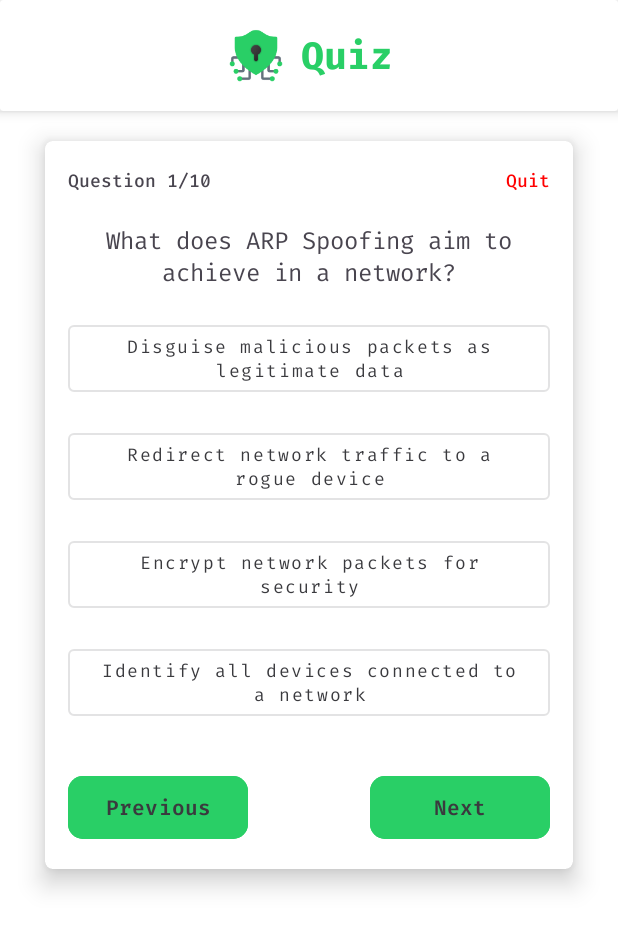
After one commit to RivaldoPardede/UTS_PM5_RivaldoPardede, an Android app: the QuizPage screen opened directly, with no data from a screen before it, on a phone screen of 412 x 824 dp. The commit adds this screen. Shown: the top 929 px of the screen. Run offline under Robolectric (Android 15) with nearby library versions, the light colour scheme and no system bars.

Commit message:
quizPage complete

```diff
--- a/app/src/main/AndroidManifest.xml
+++ b/app/src/main/AndroidManifest.xml
@@ -13,6 +13,9 @@
         android:theme="@style/Theme.NetWise"
         tools:targetApi="31">
         <activity
+            android:name=".QuizPage"
+            android:exported="false" />
+        <activity
             android:name=".MainActivity"
             android:exported="true">
             <intent-filter>
--- /dev/null
+++ b/app/src/main/java/com/example/netwise/QuizPage.kt
@@ -0,0 +1,20 @@
+package com.example.netwise
+
+import android.os.Bundle
+import androidx.activity.enableEdgeToEdge
+import androidx.appcompat.app.AppCompatActivity
+import androidx.core.view.ViewCompat
+import androidx.core.view.WindowInsetsCompat
+
+class QuizPage : AppCompatActivity() {
+    override fun onCreate(savedInstanceState: Bundle?) {
+        super.onCreate(savedInstanceState)
+        enableEdgeToEdge()
+        setContentView(R.layout.activity_quiz_page)
+        ViewCompat.setOnApplyWindowInsetsListener(findViewById(R.id.main)) { v, insets ->
+            val systemBars = insets.getInsets(WindowInsetsCompat.Type.systemBars())
+            v.setPadding(systemBars.left, systemBars.top, systemBars.right, systemBars.bottom)
+            insets
+        }
+    }
+}
--- /dev/null
+++ b/app/src/main/res/layout/activity_quiz_page.xml
@@ -0,0 +1,195 @@
+<?xml version="1.0" encoding="utf-8"?>
+<RelativeLayout
+    xmlns:android="http://schemas.android.com/apk/res/android"
+    xmlns:app="http://schemas.android.com/apk/res-auto"
+    xmlns:tools="http://schemas.android.com/tools"
+    android:id="@+id/main"
+    android:layout_width="match_parent"
+    android:layout_height="match_parent"
+    tools:context=".QuizPage">
+
+    <androidx.cardview.widget.CardView
+        android:id="@+id/header_card"
+        android:layout_width="match_parent"
+        android:layout_height="wrap_content"
+        app:cardElevation="5dp">
+
+        <androidx.constraintlayout.widget.ConstraintLayout
+            android:layout_width="match_parent"
+            android:layout_height="wrap_content"
+            android:padding="15dp">
+
+            <LinearLayout
+                android:layout_width="wrap_content"
+                android:layout_height="wrap_content"
+                android:orientation="horizontal"
+                android:gravity="center"
+                app:layout_constraintTop_toTopOf="parent"
+                app:layout_constraintBottom_toBottomOf="parent"
+                app:layout_constraintStart_toStartOf="parent"
+                app:layout_constraintEnd_toEndOf="parent">
+
+                <ImageView
+                    android:id="@+id/app_icon"
+                    android:layout_width="40dp"
+                    android:layout_height="40dp"
+                    android:src="@mipmap/netwise_icon_foreground" />
+
+                <TextView
+                    android:id="@+id/quiz_header"
+                    android:layout_width="wrap_content"
+                    android:layout_height="wrap_content"
+                    android:layout_marginStart="10dp"
+                    android:text="@string/quiz_header"
+                    android:fontFamily="@font/firacode_bold"
+                    android:textColor="@color/green"
+                    android:textSize="25sp" />
+
+            </LinearLayout>
+        </androidx.constraintlayout.widget.ConstraintLayout>
+
+    </androidx.cardview.widget.CardView>
+
+    <androidx.cardview.widget.CardView
+        android:layout_width="wrap_content"
+        android:layout_height="wrap_content"
+        android:layout_below="@+id/header_card"
+        android:layout_marginTop="20dp"
+        android:layout_marginHorizontal="30dp"
+        android:layout_centerHorizontal="true"
+        app:contentPaddingLeft="15dp"
+        app:contentPaddingRight="15dp"
+        app:cardElevation="10dp"
+        app:cardCornerRadius="5dp">
+
+        <androidx.constraintlayout.widget.ConstraintLayout
+            android:layout_width="match_parent"
+            android:layout_height="wrap_content"
+            android:paddingTop="16dp"
+            android:paddingBottom="16dp">
+
+            <TextView
+                android:id="@+id/question_num"
+                android:layout_width="wrap_content"
+                android:layout_height="wrap_content"
+                android:text="Question 1/10"
+                android:fontFamily="@font/firacode_medium"
+                android:textSize="12sp"
+                app:layout_constraintStart_toStartOf="parent"
+                app:layout_constraintTop_toTopOf="parent"/>
+
+            <TextView
+                android:id="@+id/exit_btn"
+                android:layout_width="wrap_content"
+                android:layout_height="wrap_content"
+                android:text="@string/quit_btn"
+                android:fontFamily="@font/firacode_medium"
+                android:textColor="@color/red"
+                android:textSize="12sp"
+                app:layout_constraintEnd_toEndOf="parent"
+                app:layout_constraintTop_toTopOf="parent"
+                android:layout_marginStart="8dp"/>
+
+            <TextView
+                android:id="@+id/question_text"
+                android:layout_width="match_parent"
+                android:layout_height="wrap_content"
+                android:layout_marginTop="16dp"
+                android:text="What does ARP Spoofing aim to achieve in a network?"
+                android:textAlignment="center"
+                android:textSize="16sp"
+                android:fontFamily="@font/firacode_regular"
+                app:layout_constraintTop_toBottomOf="@id/question_num"/>
+
+            <com.google.android.material.button.MaterialButton
+                android:id="@+id/option_1"
+                android:textAllCaps="false"
+                android:layout_width="match_parent"
+                android:layout_height="wrap_content"
+                android:text="Disguise malicious packets as legitimate data"
+                android:fontFamily="@font/firacode_regular"
+                android:textSize="12sp"
+                android:textColor="@color/font"
+                app:layout_constraintTop_toBottomOf="@id/question_text"
+                app:layout_constraintStart_toStartOf="parent"
+                app:layout_constraintEnd_toEndOf="parent"
+                android:layout_marginTop="15dp"
+                style="@style/Widget.MaterialComponents.Button.OutlinedButton" />
+
+            <com.google.android.material.button.MaterialButton
+                android:id="@+id/option_2"
+                android:textAllCaps="false"
+                android:layout_width="match_parent"
+                android:layout_height="wrap_content"
+                android:text="Redirect network traffic to a rogue device"
+                android:fontFamily="@font/firacode_regular"
+                android:textSize="12sp"
+                android:textColor="@color/font"
+                app:layout_constraintTop_toBottomOf="@id/option_1"
+                app:layout_constraintStart_toStartOf="parent"
+                app:layout_constraintEnd_toEndOf="parent"
+                android:layout_marginTop="15dp"
+                style="@style/Widget.MaterialComponents.Button.OutlinedButton" />
+
+            <com.google.android.material.button.MaterialButton
+                android:textAllCaps="false"
+                android:id="@+id/option_3"
+                android:layout_width="match_parent"
+                android:layout_height="wrap_content"
+                android:text="Encrypt network packets for security"
+                android:fontFamily="@font/firacode_regular"
+                android:textSize="12sp"
+                android:textColor="@color/font"
+                app:layout_constraintTop_toBottomOf="@id/option_2"
+                app:layout_constraintStart_toStartOf="parent"
+                app:layout_constraintEnd_toEndOf="parent"
+                android:layout_marginTop="15dp"
+                style="@style/Widget.MaterialComponents.Button.OutlinedButton" />
+
+            <com.google.android.material.button.MaterialButton
+                android:textAllCaps="false"
+                android:id="@+id/option_4"
+                android:layout_width="match_parent"
+                android:layout_height="wrap_content"
+                android:text="Identify all devices connected to a network"
+                android:fontFamily="@font/firacode_regular"
+                android:textSize="12sp"
+                android:textColor="@color/font"
+                app:layout_constraintTop_toBottomOf="@id/option_3"
+                app:layout_constraintStart_toStartOf="parent"
+                app:layout_constraintEnd_toEndOf="parent"
+                android:layout_marginTop="15dp"
+                style="@style/Widget.MaterialComponents.Button.OutlinedButton" />
+
+            <com.google.android.material.button.MaterialButton
+                android:id="@+id/previous_btn"
+                android:layout_width="120dp"
+                android:layout_height="50dp"
+                android:layout_marginTop="30dp"
+                android:backgroundTint="@color/green"
+                android:text="@string/previous_btn"
+                android:textColor="@color/font"
+                android:fontFamily="@font/firacode_semibold"
+                android:textSize="14sp"
+                app:cornerRadius="10dp"
+                app:layout_constraintTop_toBottomOf="@id/option_4"
+                app:layout_constraintStart_toStartOf="parent"/>
+
+            <com.google.android.material.button.MaterialButton
+                android:id="@+id/next_btn"
+                android:layout_width="120dp"
+                android:layout_height="50dp"
+                android:layout_marginTop="30dp"
+                android:backgroundTint="@color/green"
+                android:text="@string/next_btn"
+                android:textColor="@color/font"
+                android:fontFamily="@font/firacode_semibold"
+                android:textSize="14sp"
+                app:cornerRadius="10dp"
+                app:layout_constraintTop_toBottomOf="@id/option_4"
+                app:layout_constraintEnd_toEndOf="parent"/>
+        </androidx.constraintlayout.widget.ConstraintLayout>
+
+    </androidx.cardview.widget.CardView>
+
+</RelativeLayout>
--- a/app/src/main/res/values/colors.xml
+++ b/app/src/main/res/values/colors.xml
@@ -4,6 +4,7 @@
     <color name="bg">#FFFFFFFF</color>
     <color name="white">#FFFFFFFF</color>
     <color name="green">#29CF66</color>
+    <color name="red">#FF0000</color>
     <color name="font">#3A3A3E</color>
     <color name="inputField">#FFFFFFFF</color>
     <color name="inputBorder">#545454</color>
--- a/app/src/main/res/values/strings.xml
+++ b/app/src/main/res/values/strings.xml
@@ -3,4 +3,9 @@
     <string name="usernameInput">Enter Your Username</string>
     <string name="startBtn">Start</string>
     <string name="iconDesc">icon</string>
+    <string name="quiz_header">Quiz</string>
+    <string name="quit_btn">Quit</string>
+    <string name="previous_btn">Previous</string>
+    <string name="next_btn">Next</string>
+    <string name="submit_btn">Submit</string>
 </resources>
```
